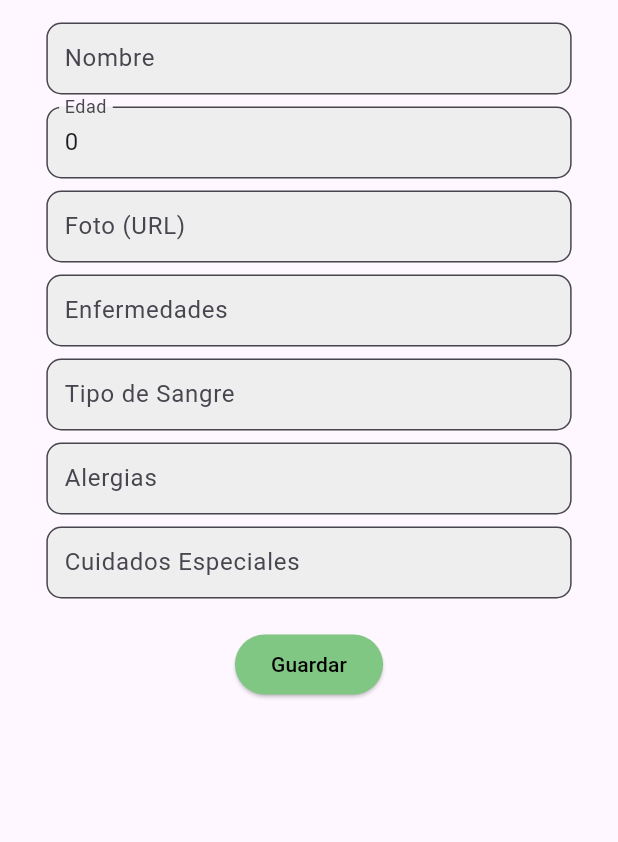
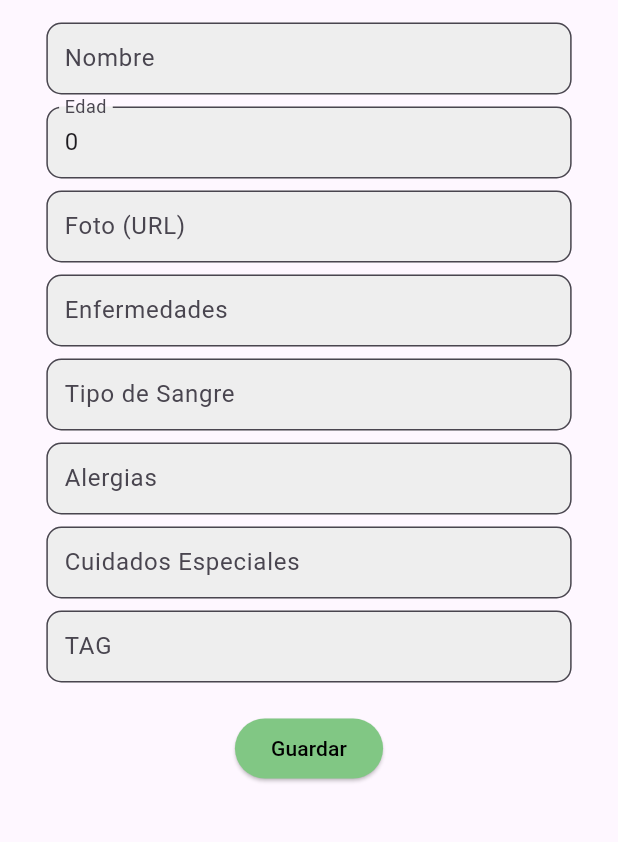
Before and after one commit to AlfredL24/gerep, a Flutter app: the ModuloAlumnos screen opened by its route, after a tap on "Agregar alumno", on a phone screen of 412 x 824 dp, the part 258-1100 px from its top. Run offline on Flutter 3.47's test engine with Material 3 defaults, Android fonts, the phone set to English and light mode, and no system bars; our stand-ins replace audioplayers; missing offline and left inert: nfc_manager; network calls fail.

Commit message:
se agrega modulo nfc

```diff
--- a/lib/alumnos/modulo_alumnos.dart
+++ b/lib/alumnos/modulo_alumnos.dart
@@ -13,6 +13,9 @@ class Alumno {
   final String tipoSangre;
   final String alergias;
   final String cuidadosEspeciales;
+  final String tagUid;
+
+
 
   Alumno(
       {required this.id,
@@ -22,7 +25,8 @@ class Alumno {
       required this.enfermedades,
       required this.tipoSangre,
       required this.alergias,
-      required this.cuidadosEspeciales});
+      required this.cuidadosEspeciales,
+      required this.tagUid});
 
   factory Alumno.fromJson(Map<String, dynamic> json) {
     return Alumno(
@@ -34,6 +38,7 @@ class Alumno {
       tipoSangre: json['tipoSangre'] ?? "",
       alergias: json['alergias'] ?? "",
       cuidadosEspeciales: json['cuidadosEspeciales'] ?? "",
+      tagUid: json['tag_uid']??"",
     );
   }
 }
--- a/lib/alumnos/modulo_alumnos_form.dart
+++ b/lib/alumnos/modulo_alumnos_form.dart
@@ -21,6 +21,7 @@ class _AlumnoFormState extends State<AlumnoForm> {
   String tipoSangre = "";
   String alergias = "";
   String cuidadosEspeciales = "";
+  String tagUid = "";
 
   @override
   void initState() {
@@ -33,6 +34,7 @@ class _AlumnoFormState extends State<AlumnoForm> {
       tipoSangre = widget.alumno!.tipoSangre;
       alergias = widget.alumno!.alergias;
       cuidadosEspeciales = widget.alumno!.cuidadosEspeciales;
+      tagUid = widget.alumno!.tagUid;
     }
   }
 
@@ -158,6 +160,20 @@ class _AlumnoFormState extends State<AlumnoForm> {
                             ),
                             onChanged: (value) => cuidadosEspeciales = value,
                           ),
+                          SizedBox(height: 8),
+                          TextFormField(
+                            initialValue: tagUid,
+                            decoration: InputDecoration(
+                              labelText: "TAG",
+                              border: OutlineInputBorder(
+                                  borderRadius: BorderRadius.circular(10.0)),
+                              filled: true,
+                              fillColor: Colors.grey[200],
+                              contentPadding: const EdgeInsets.symmetric(
+                                  horizontal: 8, vertical: 12),
+                            ),
+                            onChanged: (value) => tagUid = value,
+                          ),
                         ],
                       ),
                     ),
@@ -176,6 +192,7 @@ class _AlumnoFormState extends State<AlumnoForm> {
                             "tipoSangre": tipoSangre,
                             "alergias": alergias,
                             "cuidadosEspeciales": cuidadosEspeciales,
+                            "tagUid":tagUid,
                           });
                         }
                       },
--- a/lib/main.dart
+++ b/lib/main.dart
@@ -1,4 +1,5 @@
 import 'package:flutter/material.dart';
+import 'package:gerep/ModuloNFC.dart';
 import 'package:gerep/usuarios/modulo_usuarios.dart';
 import 'welcome_view.dart';
 import 'login_view.dart';
@@ -29,6 +30,8 @@ class MyApp extends StatelessWidget {
         '/mainScreen': (context) => MainScreenView(),
         '/moduloUsuarios': (context) => ModuloUsuario(),
         '/moduloAlumnos': (context) => ModuloAlumnos(),
+        '/moduloScan': (context) => ModuloNFC(),
+
       },
     );
   }
```
Also changed, not shown: lib/ModuloNFC.dart (added, +129 -0 lines), lib/main_screen_view.dart (+26 -3 lines), pubspec.yaml (+9 -1 lines), assets/Colocar_NFC.png (added), assets/NFC_Invalido.png (added), assets/NFC_Válido.png (added), pubspec.lock, 135 other files.
